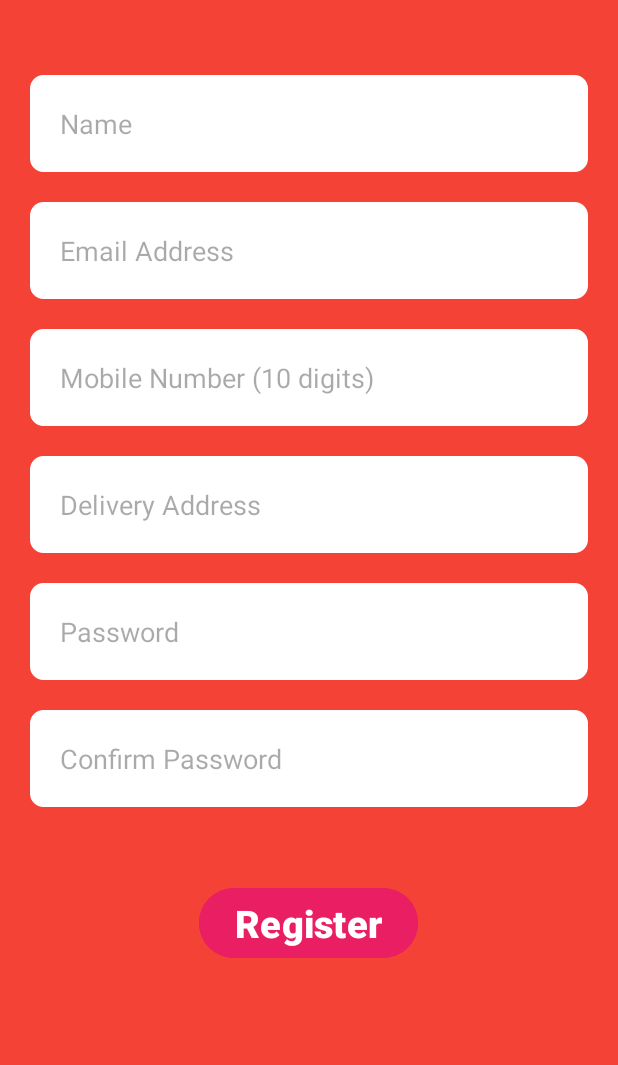
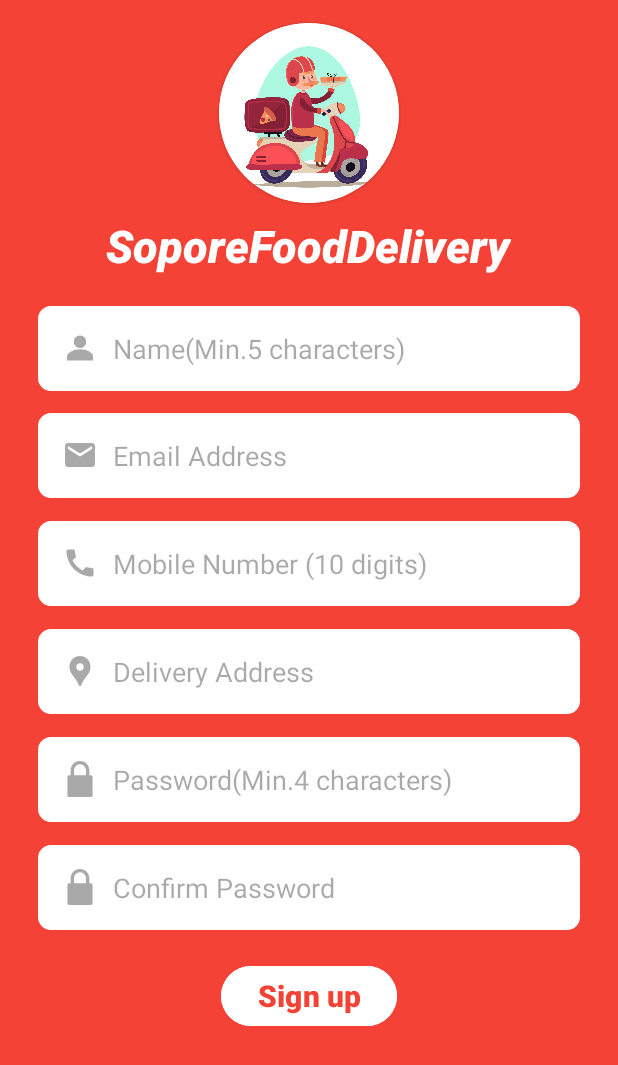
Before and after one commit to akeelshafi/SoporeFoodDeliveryApp, an Android app: the SignupPage screen opened directly, with no data from a screen before it, on a phone screen of 412 x 824 dp. Shown: the top 1065 px of the screen. Run offline under Robolectric (Android 15) with nearby library versions, the phone set to English and light mode, and no system bars.

Commit message:
2nd day commit

```diff
--- a/app/src/main/java/com/restaurant/soporefooddelivery/SplashScreen.kt
+++ b/app/src/main/java/com/restaurant/soporefooddelivery/SplashScreen.kt
@@ -16,7 +16,7 @@ class SplashScreen : AppCompatActivity() {
             val intent = Intent(this, LoginActivity::class.java)
             startActivity(intent)
             finish()
-        }, 3000)
+        }, 1500)
 
 
 
--- /dev/null
+++ b/app/src/main/res/drawable/baseline_call_24.xml
@@ -0,0 +1,5 @@
+<vector android:height="24dp" android:tint="#A9A9A9"
+    android:viewportHeight="24" android:viewportWidth="24"
+    android:width="24dp" xmlns:android="http://schemas.android.com/apk/res/android">
+    <path android:fillColor="@android:color/white" android:pathData="M20.01,15.38c-1.23,0 -2.42,-0.2 -3.53,-0.56 -0.35,-0.12 -0.74,-0.03 -1.01,0.24l-1.57,1.97c-2.83,-1.35 -5.48,-3.9 -6.89,-6.83l1.95,-1.66c0.27,-0.28 0.35,-0.67 0.24,-1.02 -0.37,-1.11 -0.56,-2.3 -0.56,-3.53 0,-0.54 -0.45,-0.99 -0.99,-0.99H4.19C3.65,3 3,3.24 3,3.99 3,13.28 10.73,21 20.01,21c0.71,0 0.99,-0.63 0.99,-1.18v-3.45c0,-0.54 -0.45,-0.99 -0.99,-0.99z"/>
+</vector>
--- /dev/null
+++ b/app/src/main/res/drawable/baseline_location_pin_24.xml
@@ -0,0 +1,5 @@
+<vector android:height="24dp" android:tint="#A9A9A9"
+    android:viewportHeight="24" android:viewportWidth="24"
+    android:width="24dp" xmlns:android="http://schemas.android.com/apk/res/android">
+    <path android:fillColor="@android:color/white" android:pathData="M12,2L12,2C8.13,2 5,5.13 5,9c0,1.74 0.5,3.37 1.41,4.84c0.95,1.54 2.2,2.86 3.16,4.4c0.47,0.75 0.81,1.45 1.17,2.26C11,21.05 11.21,22 12,22h0c0.79,0 1,-0.95 1.25,-1.5c0.37,-0.81 0.7,-1.51 1.17,-2.26c0.96,-1.53 2.21,-2.85 3.16,-4.4C18.5,12.37 19,10.74 19,9C19,5.13 15.87,2 12,2zM12,11.75c-1.38,0 -2.5,-1.12 -2.5,-2.5s1.12,-2.5 2.5,-2.5s2.5,1.12 2.5,2.5S13.38,11.75 12,11.75z"/>
+</vector>
--- /dev/null
+++ b/app/src/main/res/drawable/password_lock2.xml
@@ -0,0 +1,6 @@
+<vector android:height="24dp" android:viewportHeight="330"
+    android:viewportWidth="330" android:width="24dp" xmlns:android="http://schemas.android.com/apk/res/android">
+    <path android:fillColor="#A9A9A9"
+        android:pathData="M65,330h200c8.28,0 15,-6.72 15,-15V145c0,-8.28 -6.72,-15 -15,-15h-15V85c0,-46.87 -38.13,-85 -85,-85S80,38.13 80,85v45H65c-8.28,0 -15,6.72 -15,15v170C50,323.28 56.72,330 65,330zM110,85c0,-30.33 24.67,-55 55,-55c30.33,0 55,24.67 55,55v45H110V85z"
+        android:strokeColor="#A9A9A9" android:strokeWidth="1"/>
+</vector>
--- /dev/null
+++ b/app/src/main/res/drawable/person.xml
@@ -0,0 +1,6 @@
+<vector android:height="24dp" android:viewportHeight="32"
+    android:viewportWidth="32" android:width="24dp" xmlns:android="http://schemas.android.com/apk/res/android">
+    <path android:fillColor="#A9A9A9"
+        android:pathData="M16,15.503A5.041,5.041 0,1 0,16 5.42a5.041,5.041 0,0 0,0 10.083zM16,17.718c-6.703,0 -11,3.699 -11,5.5v3.363h22v-3.363c0,-2.178 -4.068,-5.5 -11,-5.5z"
+        android:strokeColor="#A9A9A9" android:strokeWidth="1"/>
+</vector>
--- a/app/src/main/res/drawable/textviewrounded.xml
+++ b/app/src/main/res/drawable/textviewrounded.xml
@@ -1,7 +1,7 @@
 <?xml version="1.0" encoding="utf-8"?>
 <shape xmlns:android="http://schemas.android.com/apk/res/android" android:shape="rectangle">
     <stroke
-        android:width="2dp"
+        android:width="1dp"
         android:color="#E6ECF1" />
     <corners android:radius="8dp"/>
 </shape>
--- a/app/src/main/res/layout/activity_signup_page.xml
+++ b/app/src/main/res/layout/activity_signup_page.xml
@@ -1,93 +1,147 @@
 <?xml version="1.0" encoding="utf-8"?>
 <RelativeLayout xmlns:android="http://schemas.android.com/apk/res/android"
+    xmlns:app="http://schemas.android.com/apk/res-auto"
     xmlns:tools="http://schemas.android.com/tools"
     android:layout_width="match_parent"
     android:layout_height="match_parent"
     android:background="#F44336"
+    android:orientation="vertical"
     tools:context=".SignupPage">
+
+    <androidx.cardview.widget.CardView
+        android:id="@+id/signup_App_logo"
+        android:layout_width="120dp"
+        android:layout_height="120dp"
+        android:layout_centerHorizontal="true"
+        android:layout_marginTop="15dp"
+        app:cardCornerRadius="60dp">
+
+        <ImageView
+            android:layout_width="match_parent"
+            android:layout_height="match_parent"
+            android:layout_centerHorizontal="true"
+            android:layout_centerVertical="true"
+            android:scaleType="centerCrop"
+            android:src="@drawable/delivery_logo" />
+
+    </androidx.cardview.widget.CardView>
+
+
+    <TextView
+        android:id="@+id/signup_app_name"
+        android:layout_width="wrap_content"
+        android:layout_height="wrap_content"
+        android:layout_below="@id/signup_App_logo"
+        android:layout_centerInParent="true"
+        android:layout_marginTop="8dp"
+        android:fontFamily="sans-serif-black"
+        android:text="@string/soporefooddelivery"
+        android:textColor="@color/white"
+        android:textSize="30sp"
+        android:textStyle="italic" />
 
     <EditText
         android:id="@+id/editText_name"
         android:layout_width="match_parent"
         android:layout_height="wrap_content"
-        android:layout_marginStart="20dp"
-        android:layout_marginTop="50dp"
-        android:layout_marginEnd="20dp"
+        android:layout_below="@id/signup_app_name"
+        android:layout_marginStart="25dp"
+        android:layout_marginTop="20dp"
+        android:layout_marginEnd="25dp"
         android:layout_marginBottom="20dp"
         android:background="@drawable/textviewrounded"
         android:backgroundTint="@color/white"
+        android:drawableStart="@drawable/person"
+        android:drawablePadding="10dp"
         android:hint="@string/enter_your_name"
         android:inputType="textPersonName"
-        android:padding="20dp" />
+        android:maxLines="1"
+        android:padding="16dp" />
 
     <EditText
         android:id="@+id/editText_email"
         android:layout_width="match_parent"
         android:layout_height="wrap_content"
         android:layout_below="@id/editText_name"
-        android:layout_marginStart="20dp"
-        android:layout_marginEnd="20dp"
+        android:layout_marginStart="25dp"
+        android:layout_marginTop="-5dp"
+        android:layout_marginEnd="25dp"
         android:background="@drawable/textviewrounded"
         android:backgroundTint="@color/white"
+        android:drawableStart="@drawable/baseline_email_24"
+        android:drawablePadding="10dp"
         android:hint="@string/email_address"
         android:inputType="textEmailAddress"
-        android:padding="20dp" />
+        android:maxLines="1"
+        android:padding="16dp" />
 
     <EditText
         android:id="@+id/editText_mobile"
         android:layout_width="match_parent"
         android:layout_height="wrap_content"
         android:layout_below="@id/editText_email"
-        android:layout_marginStart="20dp"
-        android:layout_marginTop="20dp"
-        android:layout_marginEnd="20dp"
+        android:layout_marginStart="25dp"
+        android:layout_marginTop="15dp"
+        android:layout_marginEnd="25dp"
         android:background="@drawable/textviewrounded"
         android:backgroundTint="@color/white"
+        android:drawableStart="@drawable/baseline_call_24"
+        android:drawablePadding="10dp"
         android:hint="@string/mobile_number_10_digits"
         android:inputType="phone"
-        android:padding="20dp" />
+        android:maxLines="1"
+        android:padding="16dp" />
 
     <EditText
         android:id="@+id/editText_address"
         android:layout_width="match_parent"
         android:layout_height="wrap_content"
         android:layout_below="@id/editText_mobile"
-        android:layout_marginStart="20dp"
-        android:layout_marginTop="20dp"
-        android:layout_marginEnd="20dp"
+        android:layout_marginStart="25dp"
+        android:layout_marginTop="15dp"
+        android:layout_marginEnd="25dp"
         android:background="@drawable/textviewrounded"
         android:backgroundTint="@color/white"
+        android:drawableStart="@drawable/baseline_location_pin_24"
+        android:drawablePadding="10dp"
         android:hint="@string/delivery_address"
         android:inputType="textPostalAddress"
-        android:padding="20dp" />
+        android:maxLines="1"
+        android:padding="16dp" />
 
     <EditText
         android:id="@+id/editText_password"
         android:layout_width="match_parent"
         android:layout_height="wrap_content"
         android:layout_below="@id/editText_address"
-        android:layout_marginStart="20dp"
-        android:layout_marginTop="20dp"
-        android:layout_marginEnd="20dp"
+        android:layout_marginStart="25dp"
+        android:layout_marginTop="15dp"
+        android:layout_marginEnd="25dp"
         android:background="@drawable/textviewrounded"
         android:backgroundTint="@color/white"
+        android:drawableStart="@drawable/password_lock2"
+        android:drawablePadding="10dp"
         android:hint="@string/password"
         android:inputType="textVisiblePassword"
-        android:padding="20dp" />
+        android:maxLines="1"
+        android:padding="16dp" />
 
     <EditText
         android:id="@+id/editText_confirmPassword"
         android:layout_width="match_parent"
         android:layout_height="wrap_content"
         android:layout_below="@id/editText_password"
-        android:layout_marginStart="20dp"
-        android:layout_marginTop="20dp"
-        android:layout_marginEnd="20dp"
+        android:layout_marginStart="25dp"
+        android:layout_marginTop="15dp"
+        android:layout_marginEnd="25dp"
         android:background="@drawable/textviewrounded"
         android:backgroundTint="@color/white"
+        android:drawableStart="@drawable/password_lock2"
+        android:drawablePadding="10dp"
         android:hint="@string/confirm_password"
         android:inputType="textPassword"
-        android:padding="20dp" />
+        android:maxLines="1"
+        android:padding="16dp" />
 
     <Button
         android:id="@+id/registerBtn"
@@ -96,13 +150,13 @@
         android:layout_below="@id/editText_confirmPassword"
         android:layout_centerInParent="true"
         android:layout_marginStart="50dp"
-        android:layout_marginTop="50dp"
+        android:layout_marginTop="20dp"
         android:layout_marginEnd="50dp"
         android:layout_marginBottom="50dp"
-        android:backgroundTint="#E91E63"
+        android:backgroundTint="@color/white"
         android:text="@string/register"
-        android:textColor="@color/white"
-        android:textSize="25sp"
+        android:textColor="#F44336"
+        android:textSize="20sp"
         android:textStyle="bold" />
 
 
--- a/app/src/main/res/values/strings.xml
+++ b/app/src/main/res/values/strings.xml
@@ -7,13 +7,13 @@
     <string name="forgot_password">Forgot Password?</string>
     <string name="don_t_have_an_account_sign_up_now">Don\'t have an account?</string>
     <string name="sign_up_now">sign up now</string>
-    <string name="enter_your_name">Name</string>
+    <string name="enter_your_name">Name(Min.5 characters)</string>
     <string name="mobile_number_10_digits">Mobile Number (10 digits)</string>
     <string name="email_address">Email Address</string>
     <string name="delivery_address">Delivery Address</string>
-    <string name="password">Password</string>
+    <string name="password">Password(Min.4 characters)</string>
     <string name="confirm_password">Confirm Password</string>
-    <string name="register">Register</string>
+    <string name="register">Sign up</string>
     <string name="welcome_to_main_screen">Welcome To main Screen</string>
     <string name="next">Next</string>
 </resources>
```
Also changed, not shown: app/src/main/res/layout/activity_forgot_password.xml (+16 -13 lines), app/src/main/res/layout/activity_login.xml (+41 -42 lines), app/src/main/res/layout/activity_splash_screen.xml (+6 -6 lines).
